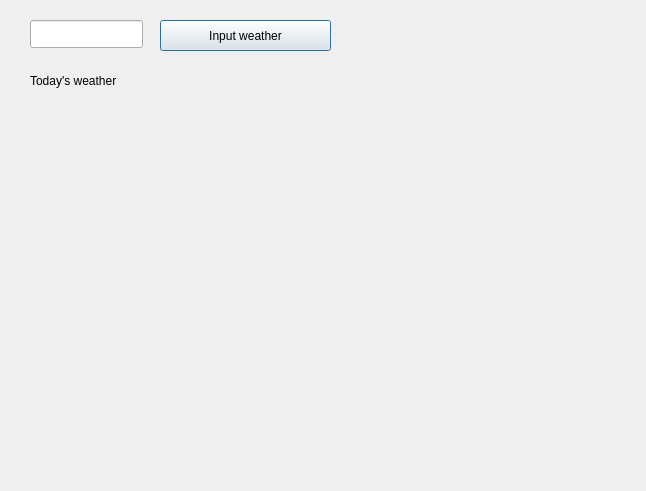
The window that weathdia.ui (Angelchen17/SANDA-morning-assistant) describes before a commit, drawn with Qt 5.
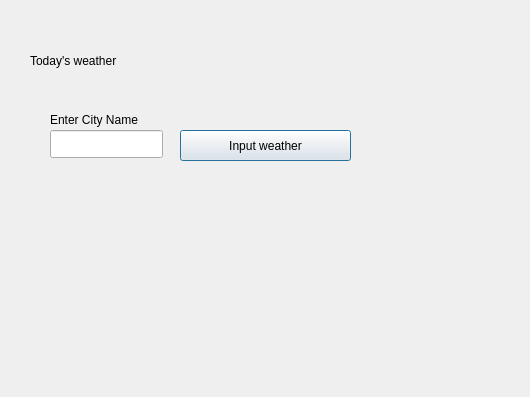
The same window after the commit.

What changed in the file:
```diff
--- a/weathdia.ui
+++ b/weathdia.ui
@@ -6,8 +6,8 @@
    <rect>
     <x>0</x>
     <y>0</y>
-    <width>646</width>
-    <height>491</height>
+    <width>530</width>
+    <height>397</height>
    </rect>
   </property>
   <property name="windowTitle">
@@ -17,7 +17,7 @@
    <property name="geometry">
     <rect>
      <x>30</x>
-     <y>60</y>
+     <y>40</y>
      <width>181</width>
      <height>41</height>
     </rect>
@@ -29,8 +29,8 @@
   <widget class="QLineEdit" name="lineEdit">
    <property name="geometry">
     <rect>
-     <x>30</x>
-     <y>20</y>
+     <x>50</x>
+     <y>130</y>
      <width>113</width>
      <height>28</height>
     </rect>
@@ -39,8 +39,8 @@
   <widget class="QPushButton" name="pushButton">
    <property name="geometry">
     <rect>
-     <x>160</x>
-     <y>20</y>
+     <x>180</x>
+     <y>130</y>
      <width>171</width>
      <height>31</height>
     </rect>
@@ -49,6 +49,19 @@
     <string>Input weather</string>
    </property>
   </widget>
+  <widget class="QLabel" name="label_2">
+   <property name="geometry">
+    <rect>
+     <x>50</x>
+     <y>110</y>
+     <width>121</width>
+     <height>20</height>
+    </rect>
+   </property>
+   <property name="text">
+    <string>Enter City Name</string>
+   </property>
+  </widget>
  </widget>
  <resources/>
  <connections/>
```
